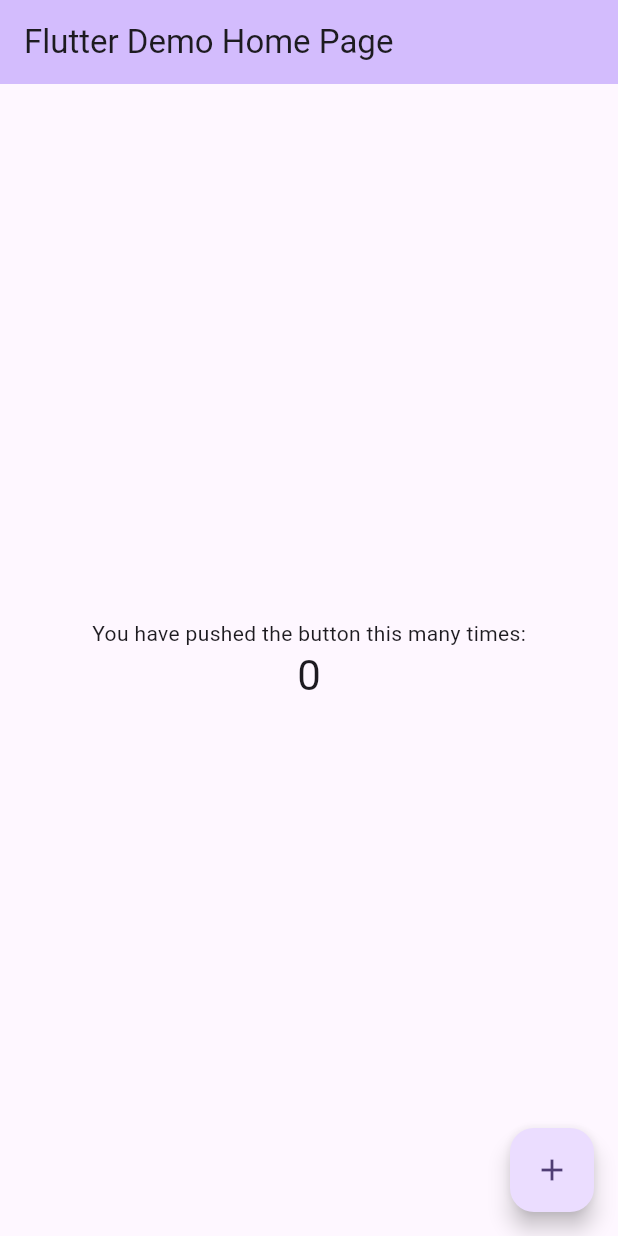
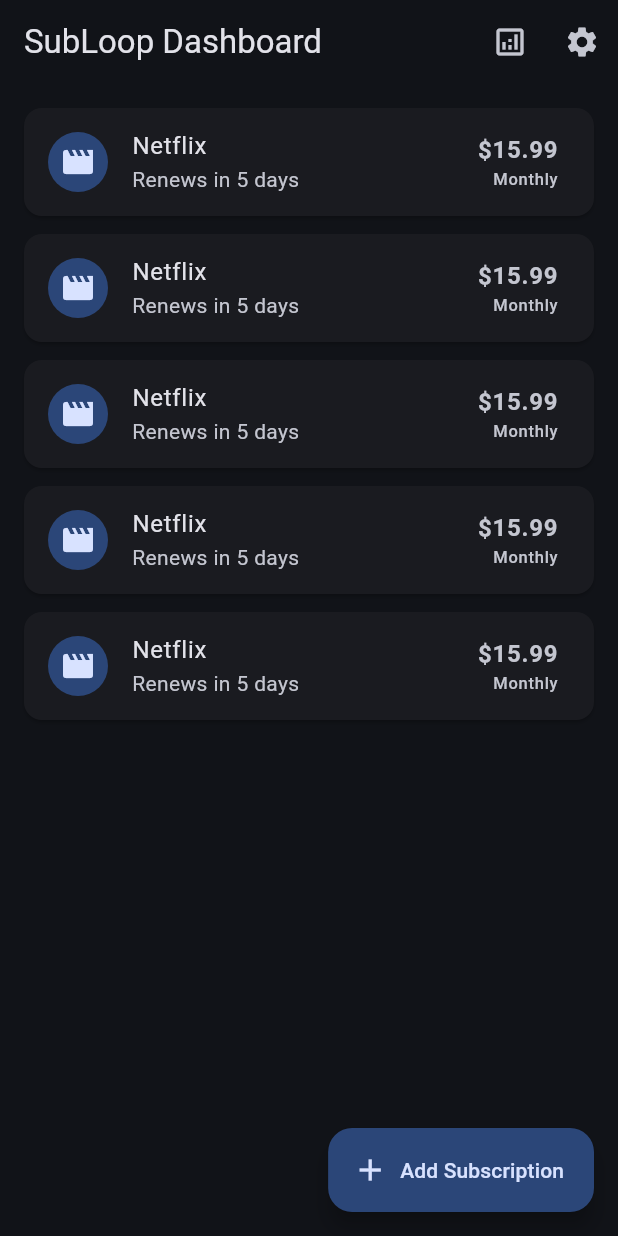
Before and after one commit to antarishpdeshpande-cyber/subloop, a Flutter app: the screen it shows after launch, on a phone screen of 412 x 824 dp. Run offline on Flutter 3.47's test engine with Material 3 defaults, Android fonts, the light colour scheme and no system bars; our stand-ins replace cloud_firestore, firebase_core, flutter_riverpod; accounts and stored records are empty.

Commit message:
app update v1

```diff
--- /dev/null
+++ b/lib/features/subscriptions/models/subscription.dart
@@ -0,0 +1,58 @@
+import 'package:cloud_firestore/cloud_firestore.dart';
+
+enum BillingCycle { monthly, yearly, weekly }
+
+class Subscription {
+  final String id;
+  final String name;
+  final double cost;
+  final String currency;
+  final String categoryId;
+  final DateTime nextRenewalDate;
+  final BillingCycle billingCycle;
+  final String? description;
+  final String userId;
+
+  Subscription({
+    required this.id,
+    required this.name,
+    required this.cost,
+    required this.currency,
+    required this.categoryId,
+    required this.nextRenewalDate,
+    required this.billingCycle,
+    this.description,
+    required this.userId,
+  });
+
+  factory Subscription.fromFirestore(DocumentSnapshot doc) {
+    final data = doc.data() as Map<String, dynamic>;
+    return Subscription(
+      id: doc.id,
+      name: data['name'] ?? '',
+      cost: (data['cost'] ?? 0.0).toDouble(),
+      currency: data['currency'] ?? 'USD',
+      categoryId: data['categoryId'] ?? '',
+      nextRenewalDate: (data['nextRenewalDate'] as Timestamp).toDate(),
+      billingCycle: BillingCycle.values.firstWhere(
+        (e) => e.name == data['billingCycle'],
+        orElse: () => BillingCycle.monthly,
+      ),
+      description: data['description'],
+      userId: data['userId'] ?? '',
+    );
+  }
+
+  Map<String, dynamic> toFirestore() {
+    return {
+      'name': name,
+      'cost': cost,
+      'currency': currency,
+      'categoryId': categoryId,
+      'nextRenewalDate': Timestamp.fromDate(nextRenewalDate),
+      'billingCycle': billingCycle.name,
+      'description': description,
+      'userId': userId,
+    };
+  }
+}
--- /dev/null
+++ b/lib/features/subscriptions/screens/dashboard_screen.dart
@@ -0,0 +1,78 @@
+import 'package:flutter/material.dart';
+import 'package:flutter_riverpod/flutter_riverpod.dart';
+
+class SubscriptionDashboard extends ConsumerWidget {
+  const SubscriptionDashboard({super.key});
+
+  @override
+  Widget build(BuildContext context, WidgetRef ref) {
+    return Scaffold(
+      appBar: AppBar(
+        title: const Text('SubLoop Dashboard'),
+        actions: [
+          IconButton(
+            icon: const Icon(Icons.analytics_outlined),
+            onPressed: () {
+              // Navigate to analytics
+            },
+          ),
+          IconButton(
+            icon: const Icon(Icons.settings),
+            onPressed: () {
+              // Navigate to settings
+            },
+          ),
+        ],
+      ),
+      body: ListView.builder(
+        itemCount: 5, // Mock data count
+        padding: const EdgeInsets.all(16),
+        itemBuilder: (context, index) {
+          return const SubscriptionCard();
+        },
+      ),
+      floatingActionButton: FloatingActionButton.extended(
+        onPressed: () {
+          // Open add subscription screen
+        },
+        label: const Text('Add Subscription'),
+        icon: const Icon(Icons.add),
+      ),
+    );
+  }
+}
+
+class SubscriptionCard extends StatelessWidget {
+  const SubscriptionCard({super.key});
+
+  @override
+  Widget build(BuildContext context) {
+    return Card(
+      margin: const EdgeInsets.only(bottom: 12),
+      child: ListTile(
+        leading: const CircleAvatar(
+          child: Icon(Icons.movie),
+        ),
+        title: const Text('Netflix'),
+        subtitle: const Text('Renews in 5 days'),
+        trailing: const Column(
+          mainAxisAlignment: MainAxisAlignment.center,
+          crossAxisAlignment: CrossAxisAlignment.end,
+          children: [
+            Text(
+              '\$15.99',
+              style: TextStyle(
+                fontWeight: FontWeight.bold,
+                fontSize: 16,
+              ),
+            ),
+            Text('Monthly'),
+          ],
+        ),
+        onTap: () {
+          // Open edit subscription
+        },
+      ),
+    );
+  }
+}
--- a/lib/main.dart
+++ b/lib/main.dart
@@ -1,122 +1,37 @@
 import 'package:flutter/material.dart';
+import 'package:firebase_core/firebase_core.dart';
+import 'package:flutter_riverpod/flutter_riverpod.dart';
+import 'firebase_options.dart';
+import 'features/subscriptions/screens/dashboard_screen.dart';
 
-void main() {
-  runApp(const MyApp());
+void main() async {
+  WidgetsFlutterBinding.ensureInitialized();
+  await Firebase.initializeApp(
+    options: DefaultFirebaseOptions.currentPlatform,
+  );
+  runApp(
+    const ProviderScope(
+      child: SubLoopApp(),
+    ),
+  );
 }
 
-class MyApp extends StatelessWidget {
-  const MyApp({super.key});
+class SubLoopApp extends StatelessWidget {
+  const SubLoopApp({super.key});
 
-  // This widget is the root of your application.
   @override
   Widget build(BuildContext context) {
     return MaterialApp(
-      title: 'Flutter Demo',
+      title: 'SubLoop',
+      debugShowCheckedModeBanner: false,
       theme: ThemeData(
-        // This is the theme of your application.
-        //
-        // TRY THIS: Try running your application with "flutter run". You'll see
-        // the application has a purple toolbar. Then, without quitting the app,
-        // try changing the seedColor in the colorScheme below to Colors.green
-        // and then invoke "hot reload" (save your changes or press the "hot
-        // reload" button in a Flutter-supported IDE, or press "r" if you used
-        // the command line to start the app).
-        //
-        // Notice that the counter didn't reset back to zero; the application
-        // state is not lost during the reload. To reset the state, use hot
-        // restart instead.
-        //
-        // This works for code too, not just values: Most code changes can be
-        // tested with just a hot reload.
-        colorScheme: .fromSeed(seedColor: Colors.deepPurple),
+        useMaterial3: true,
+        colorScheme: ColorScheme.fromSeed(
+          seedColor: Colors.blueAccent,
+          brightness: Brightness.dark,
+        ),
       ),
-      home: const MyHomePage(title: 'Flutter Demo Home Page'),
+      home: const SubscriptionDashboard(),
     );
   }
 }
-
-class MyHomePage extends StatefulWidget {
-  const MyHomePage({super.key, required this.title});
-
-  // This widget is the home page of your application. It is stateful, meaning
-  // that it has a State object (defined below) that contains fields that affect
-  // how it looks.
-
-  // This class is the configuration for the state. It holds the values (in this
-  // case the title) provided by the parent (in this case the App widget) and
-  // used by the build method of the State. Fields in a Widget subclass are
-  // always marked "final".
-
-  final String title;
-
-  @override
-  State<MyHomePage> createState() => _MyHomePageState();
-}
-
-class _MyHomePageState extends State<MyHomePage> {
-  int _counter = 0;
-
-  void _incrementCounter() {
-    setState(() {
-      // This call to setState tells the Flutter framework that something has
-      // changed in this State, which causes it to rerun the build method below
-      // so that the display can reflect the updated values. If we changed
-      // _counter without calling setState(), then the build method would not be
-      // called again, and so nothing would appear to happen.
-      _counter++;
-    });
-  }
-
-  @override
-  Widget build(BuildContext context) {
-    // This method is rerun every time setState is called, for instance as done
-    // by the _incrementCounter method above.
-    //
-    // The Flutter framework has been optimized to make rerunning build methods
-    // fast, so that you can just rebuild anything that needs updating rather
-    // than having to individually change instances of widgets.
-    return Scaffold(
-      appBar: AppBar(
-        // TRY THIS: Try changing the color here to a specific color (to
-        // Colors.amber, perhaps?) and trigger a hot reload to see the AppBar
-        // change color while the other colors stay the same.
-        backgroundColor: Theme.of(context).colorScheme.inversePrimary,
-        // Here we take the value from the MyHomePage object that was created by
-        // the App.build method, and use it to set our appbar title.
-        title: Text(widget.title),
-      ),
-      body: Center(
-        // Center is a layout widget. It takes a single child and positions it
-        // in the middle of the parent.
-        child: Column(
-          // Column is also a layout widget. It takes a list of children and
-          // arranges them vertically. By default, it sizes itself to fit its
-          // children horizontally, and tries to be as tall as its parent.
-          //
-          // Column has various properties to control how it sizes itself and
-          // how it positions its children. Here we use mainAxisAlignment to
-          // center the children vertically; the main axis here is the vertical
-          // axis because Columns are vertical (the cross axis would be
-          // horizontal).
-          //
-          // TRY THIS: Invoke "debug painting" (choose the "Toggle Debug Paint"
-          // action in the IDE, or press "p" in the console), to see the
-          // wireframe for each widget.
-          mainAxisAlignment: .center,
-          children: [
-            const Text('You have pushed the button this many times:'),
-            Text(
-              '$_counter',
-              style: Theme.of(context).textTheme.headlineMedium,
-            ),
-          ],
-        ),
-      ),
-      floatingActionButton: FloatingActionButton(
-        onPressed: _incrementCounter,
-        tooltip: 'Increment',
-        child: const Icon(Icons.add),
-      ),
-    );
-  }
-}
```
Also changed, not shown: lib/features/subscriptions/models/category.dart (added, +26 -0 lines), firebase.json (added), lib/firebase_options.dart (added), 5 other files.
